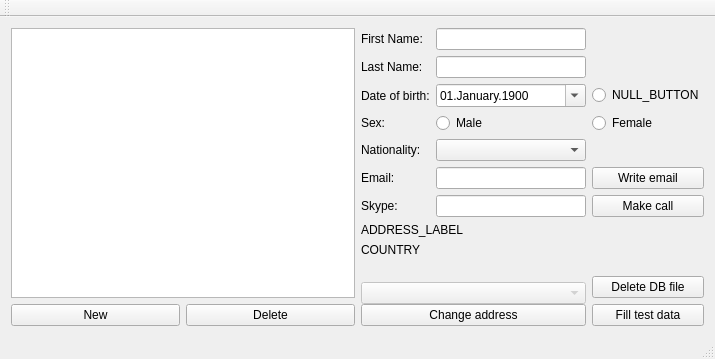
This is addressbookmainwindow.ui in stanislav888/AddressBook as Qt 5 draws it before an edit. The edited form follows.
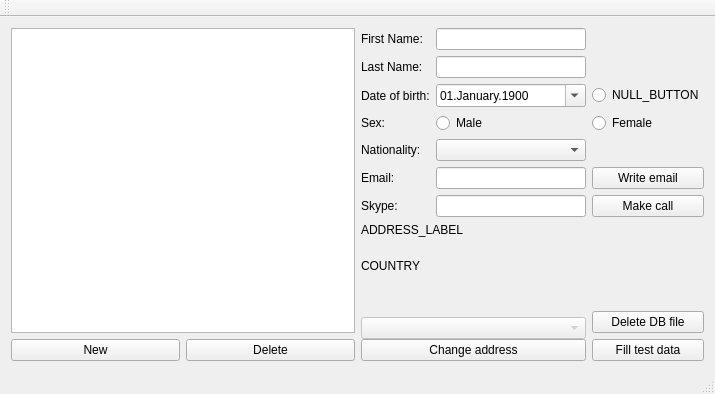
This is the edited form.

Commit message: Fixed address label behaviour

The edit to the form file:
```diff
--- a/addressbookmainwindow.ui
+++ b/addressbookmainwindow.ui
@@ -7,7 +7,7 @@
     <x>0</x>
     <y>0</y>
     <width>715</width>
-    <height>359</height>
+    <height>394</height>
    </rect>
   </property>
   <property name="windowTitle">
@@ -59,7 +59,7 @@
        </layout>
       </item>
       <item>
-       <layout class="QGridLayout" name="gridLayout">
+       <layout class="QGridLayout" name="gridLayout" rowminimumheight="0,0,0,0,0,0,0,30,0,0,0">
         <item row="1" column="0">
          <widget class="QLabel" name="label_2">
           <property name="text">
@@ -327,6 +327,9 @@
           <property name="text">
            <string>ADDRESS_LABEL</string>
           </property>
+          <property name="alignment">
+           <set>Qt::AlignLeading|Qt::AlignLeft|Qt::AlignTop</set>
+          </property>
           <property name="wordWrap">
            <bool>true</bool>
           </property>
```
